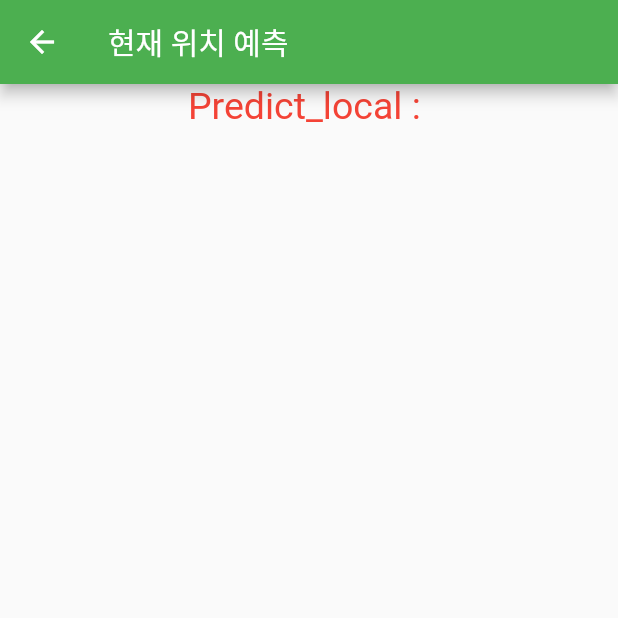
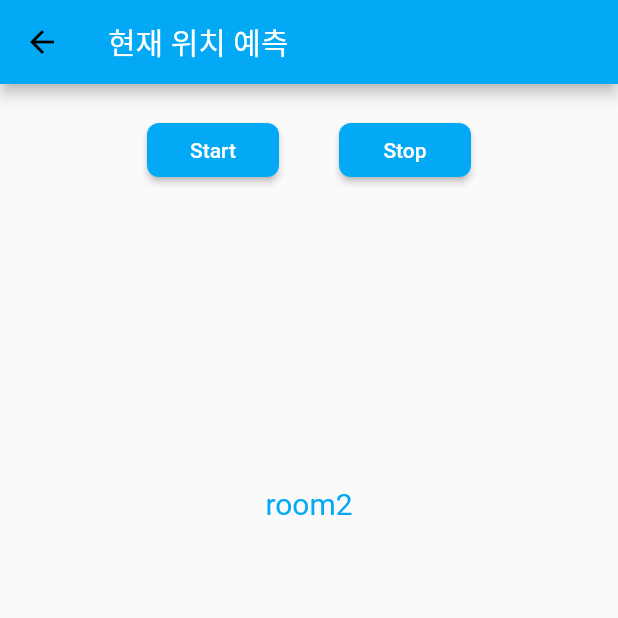
Before and after one commit to kim0504/Flutter_practice_Bluetooth_Fingerprint, a Flutter app: the predictPage screen opened directly with empty values, on a phone screen of 412 x 824 dp, the top half of it. Run offline on Flutter 3.47's test engine with Material 2 defaults, Android fonts, the phone set to English and light mode, and no system bars; our stand-ins replace convert, rxdart; missing offline and left inert: protobuf; project files that could hold a hidden picture were left out.

Commit message:
실시간 예측 수정 중

```diff
--- a/example/lib/example.dart
+++ b/example/lib/example.dart
@@ -43,6 +43,7 @@ class _MyHomePageState extends State<MyHomePage> {
       flutterBlue.scanResults.listen((results) {
         // List<ScanResult> 형태의 results 값을 scanResultList에 복사
         scanResultList = results;
+        print(scanResultList);
         // UI 갱신
         setState(() {});
       });
--- a/example/lib/open_txt.dart
+++ b/example/lib/open_txt.dart
@@ -18,7 +18,8 @@ class readPage extends StatelessWidget{
 
     return Scaffold(
       appBar: AppBar(
-        title: Text("첫 페이지"),
+        title: Text("radio map",
+            style: TextStyle(color: Colors.white)),
       ),
       body: ListView.separated(
         padding: const EdgeInsets.all(8),
--- a/example/lib/predictPage.dart
+++ b/example/lib/predictPage.dart
@@ -4,45 +4,40 @@ import 'package:flutter_blue_example/file_provide.dart';
 import 'package:flutter_blue_example/main.dart';
 import 'package:flutter/material.dart';
 import "dart:math";
+import 'package:flutter_blue/flutter_blue.dart';
 
 Map mse_map = {};
+
+double min = 999999;
+String min_loc = '';
+
+Map radio_map = {};
+List map_list = [];
 
 class predictPage extends StatelessWidget{
 
   String contents = '';
   List name_list = [];
-  List now_rssi = [];
 
-  predictPage(this.contents, this.name_list, this.now_rssi);
+  predictPage(this.contents, this.name_list);
 
   @override
   Widget build(BuildContext context) {
-    Map radio_map = split_contents(contents);
-    List map_list = radio_map.keys.toList();
-
-    List predict_value = predict_MSE(map_list, radio_map, now_rssi);
-
+    radio_map = split_contents(contents);
+    map_list = radio_map.keys.toList();
+    print(radio_map);
     return Scaffold(
         appBar: AppBar(
-          title: Text("현재 위치 예측"),
+          title: Text("현재 위치 예측",
+              style: TextStyle(color: Colors.white)),
         ),
-        body: Center(
-          child : Column(
-              children: [
-                Text(
-                  "Predict_local : ${predict_value[0].toString()}",
-                  style: TextStyle(fontSize: 25, color: Colors.red),),
-              ]
-          )
-        )
+        body: predPage(),
     );
-  }
   }
 
   Map<dynamic,dynamic> split_contents(String contents){
     Map radio_map = {};
     List temp2 = [];
-
     List temp = contents.split('[]');
     temp.removeAt(0);
     for(var x in temp){
@@ -51,12 +46,86 @@ Map<dynamic,dynamic> split_contents(String contents){
     }
     return radio_map;
   }
+}
 
-List<dynamic> predict_MSE(List name_list, Map radio_map, List now){
-  double min = 999999;
-  String min_loc = '';
+class predPage extends StatefulWidget {
+  @override
+  State<StatefulWidget> createState() => new predPageState();
+
+
+  //context를 반환하는 함수 'of'를 static으로 생성한다.
+  // tic predPageState of(BuildContext context) =>
+  //     context.findAncestorStateOfType<predPageState>(); sta
+}
+
+class predPageState extends State<predPage> {
+
+  FlutterBlue flutterBlue = FlutterBlue.instance;
+  String contents = '';
+  List name_list = [];
+
+  String cur_loc = 'where';
+
+  @override Widget build(BuildContext context) {
+
+    return Center(child:
+    Column(children: <Widget>[
+      Row(
+        mainAxisAlignment: MainAxisAlignment.center,
+          children:[
+        Container(
+          margin: EdgeInsets.only(top: 20, right : 20),
+          child:RaisedButton(
+            child: Text('Start',
+                style: TextStyle(color: Colors.white)),
+            onPressed: (){
+              pred_scan(flutterBlue, map_list, radio_map);
+            },
+            color: Colors.lightBlue,
+            shape: RoundedRectangleBorder(
+                borderRadius: BorderRadius.circular(8)
+            ),
+          ),
+        ),
+        Container(
+          margin: EdgeInsets.only(top: 20, left : 20),
+          child:RaisedButton(
+            child: Text('Stop',
+                style: TextStyle(color: Colors.white)),
+            onPressed: (){
+              flutterBlue.stopScan();
+            },
+            color: Colors.lightBlue,
+            shape: RoundedRectangleBorder(
+              borderRadius: BorderRadius.circular(8)
+            ),
+          ),
+        ),
+      ]),
+
+      Container(
+        child: Text(
+          "room2",
+          textAlign: TextAlign.center,
+          style: TextStyle(fontSize: 20, color: Colors.lightBlue)
+        ),
+        padding: EdgeInsets.only(top: 200, bottom: 15),
+        width: 300,
+      ),
+    ]));
+  }
+
+void predict_MSE(List name_list, Map radio_map, List now){
+
+  print(radio_map);
+
+  min = 999999;
+  min_loc = '';
   double mse ;
+
   for(var loc in name_list) {
+    print('${loc}');
+
     mse = 0;
     for (var i = 0; i < now.length; i++) {
       mse += pow(radio_map[loc][i]-now[i],2);
@@ -66,7 +135,38 @@ List<dynamic> predict_MSE(List name_list, Map radio_map, List now){
     if (mse < min) {
       min = mse;
       min_loc = loc;
+
     }
   }
-  return [min_loc, min];
 }
+
+void pred_scan(FlutterBlue flutterBlue, List map_list, Map radio_map){
+
+  List<dynamic> location = [0,0,0];
+
+  flutterBlue = FlutterBlue.instance;
+  flutterBlue.startScan(timeout: Duration(seconds: 5));
+
+  var subscription = flutterBlue.scanResults.listen((results) {
+    for (ScanResult r in results) {
+      if(r.device.name == name_list[0]){
+        location[0] = r.rssi;
+      }
+      if(r.device.name == name_list[1]){
+        location[1] = r.rssi;
+      }
+      if(r.device.name == name_list[2]){
+        location[2] = r.rssi;
+      }
+      print('location : ${location}');
+      predict_MSE(map_list, radio_map, location);
+    }
+  });
+}
+
+void change_loc() {
+    setState(() {
+      cur_loc = min_loc;
+    });
+  }
+}
```
Also changed, not shown: example/lib/example2.dart (added, +245 -0 lines), example/lib/main.dart (+170 -145 lines). Lines whose indentation alone changed are shown as unchanged.
